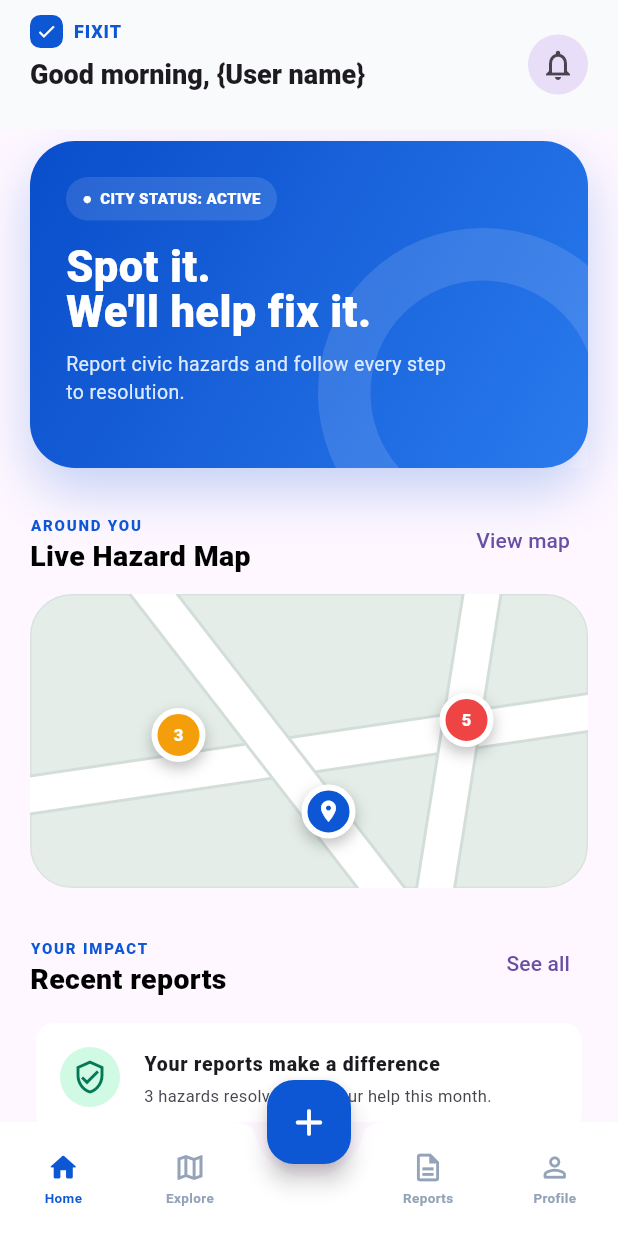
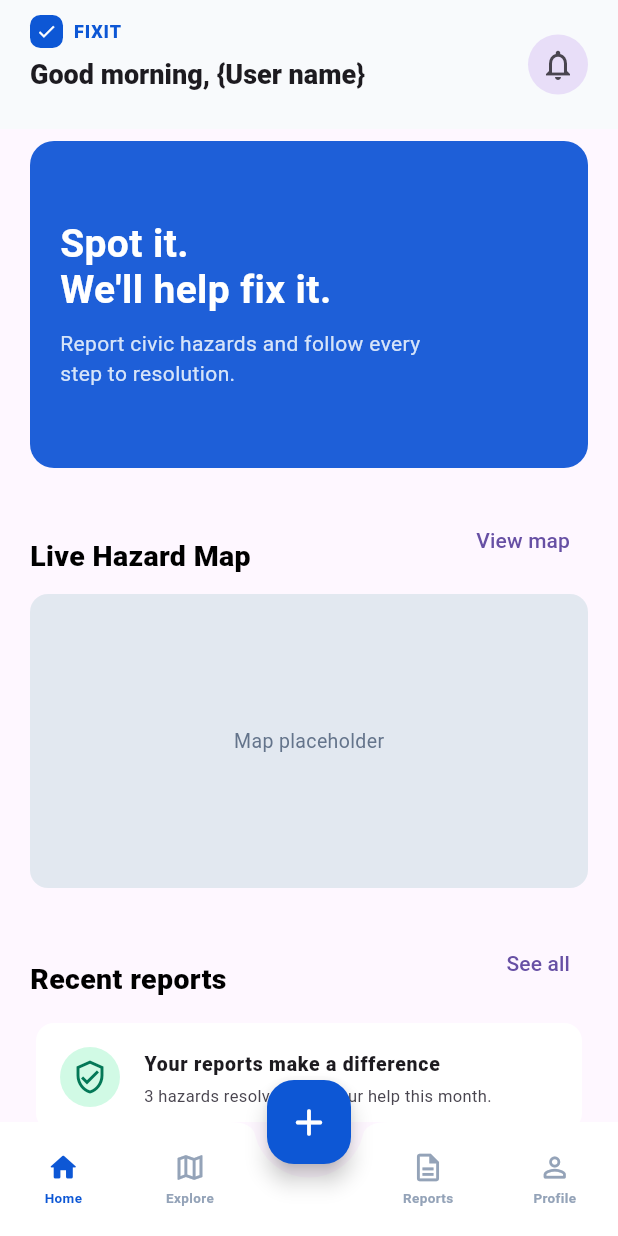
Before and after one commit to AkshayaG22/Mini-Project-SE, a Flutter app: the FixItShell screen opened directly, on a phone screen of 412 x 824 dp. Run offline on Flutter 3.47's test engine with Material 3 defaults, Android fonts, the phone set to English and light mode, and no system bars.

Commit message:
changed ui

```diff
--- a/lib/main.dart
+++ b/lib/main.dart
@@ -1,7 +1,59 @@
+import 'package:flutter/material.dart';
+import 'screens/login_screen.dart';
+import 'screens/create_acc.dart';
+import 'screens/fixit_appbar.dart'; //to import the outer layouts
+
+void main() {
+  runApp(const MyApp());
+}
+
+class MyApp extends StatelessWidget {
+  const MyApp({super.key});
+
+  @override
+  Widget build(BuildContext context) {
+    return MaterialApp(
+      debugShowCheckedModeBanner: false,
+      title: 'FixIt',
+      theme: ThemeData(primarySwatch: Colors.blue),
+      home: Builder(
+        builder: (context) {
+          return LoginScreen(
+            onSignedIn: () {
+              //After login go to the outer shell instead of Homescreen uuuuuuuuuuuuuuuuu
+              Navigator.pushReplacement(
+                context,
+                MaterialPageRoute(builder: (_) => const FixItShell()),
+              );
+            },
+            onCreateAccount: () {
+              Navigator.push(
+                context,
+                MaterialPageRoute(
+                  builder: (_) => CreateAccountScreen(
+                    onAccountCreated: () {
+                      //After account creation also go to the outer layout
+                      Navigator.pushReplacement(
+                        context,
+                        MaterialPageRoute(builder: (_) => const FixItShell()),
+                      );
+                    },
+                    onBackToLogin: () {
+                      Navigator.pop(context);
+                    },
+                  ),
+                ),
+              );
+            },
+          );
+        },
+      ),
+    );
+  }
+}
+
 // import 'package:flutter/material.dart';
-// import 'screens/login_screen.dart';
-// import 'screens/create_acc.dart';
-// import 'screens/fixit_appbar.dart'; //to import the outer layouts
+// import 'screens/fixit_appbar.dart'; // contains FixItShell
 
 // void main() {
 //   runApp(const MyApp());
@@ -15,59 +67,8 @@
 //     return MaterialApp(
 //       title: 'FixIt',
 //       theme: ThemeData(primarySwatch: Colors.blue),
-//       home: Builder(
-//         builder: (context) {
-//           return LoginScreen(
-//             onSignedIn: () {
-//               //After login go to the outer shell instead of Homescreen uuuuuuuuuuuuuuuuu
-//               Navigator.pushReplacement(
-//                 context,
-//                 MaterialPageRoute(builder: (_) => const FixItShell()),
-//               );
-//             },
-//             onCreateAccount: () {
-//               Navigator.push(
-//                 context,
-//                 MaterialPageRoute(
-//                   builder: (_) => CreateAccountScreen(
-//                     onAccountCreated: () {
-//                       //After account creation also go to the outer layout
-//                       Navigator.pushReplacement(
-//                         context,
-//                         MaterialPageRoute(builder: (_) => const FixItShell()),
-//                       );
-//                     },
-//                     onBackToLogin: () {
-//                       Navigator.pop(context);
-//                     },
-//                   ),
-//                 ),
-//               );
-//             },
-//           );
-//         },
-//       ),
+//       // 👇 Skip login, go straight to shell
+//       home: const FixItShell(),
 //     );
 //   }
 // }
-
-import 'package:flutter/material.dart';
-import 'screens/fixit_appbar.dart'; // contains FixItShell
-
-void main() {
-  runApp(const MyApp());
-}
-
-class MyApp extends StatelessWidget {
-  const MyApp({super.key});
-
-  @override
-  Widget build(BuildContext context) {
-    return MaterialApp(
-      title: 'FixIt',
-      theme: ThemeData(primarySwatch: Colors.blue),
-      // 👇 Skip login, go straight to shell
-      home: const FixItShell(),
-    );
-  }
-}
--- a/lib/screens/fixit_appbar.dart
+++ b/lib/screens/fixit_appbar.dart
@@ -102,7 +102,7 @@ class _FixItShellState extends State<FixItShell> {
     //       showDragHandle: true,
     //       backgroundColor: canvas,
     //       builder: (_) {
-    //         // 👇 You must return a widget here
+    //         // pls You must return a widget here
     //         return Container(
     //           padding: const EdgeInsets.all(20),
     //           child: const Text(
--- a/lib/screens/homescreen.dart
+++ b/lib/screens/homescreen.dart
@@ -12,12 +12,12 @@ class Homescreen extends StatelessWidget {
       children: [
         const Herocard(),
         const SizedBox(height: 24),
-        const SectionHeader(eyebrow: "AROUND YOU", title: "Live Hazard Map", action: "View map"),
+        const SectionHeader(eyebrow: "", title: "Live Hazard Map", action: "View map"),
         const SizedBox(height: 12),
         const HazardMap(height: 196),
         const SizedBox(height: 26),
         const SectionHeader(
-          eyebrow: "YOUR IMPACT",
+          eyebrow: "",
           title: "Recent reports",
           action: "See all",
         ),
@@ -36,56 +36,23 @@ class Herocard extends StatelessWidget {
     return Container(
       height: 218,
       decoration: BoxDecoration(
-        borderRadius: BorderRadius.circular(30),
-        gradient: const LinearGradient(
-          colors: [Color(0xFF094DCA), Color(0xFF2A7AED)],
-          begin: Alignment.topLeft,
-          end: Alignment.bottomRight,
-        ),
-        boxShadow: const [
-          BoxShadow(
-            color: Color(0x3D0D57D5),
-            blurRadius: 30,
-            offset: Offset(0, 15),
-          ),
-        ],
+        borderRadius: BorderRadius.circular(16),
+        color: const Color(0xFF1E5FD8),
       ),
       child: Stack(
         children: [
-          Positioned(
-            right: -40,
-            bottom: -60,
-            child: Container(
-              width: 220,
-              height:220,
-              decoration: BoxDecoration(
-                shape: BoxShape.circle,
-                border: Border.all(color: Colors.white12, width: 35),
-              ),
-            ),
-          ),
           Padding(
-            padding: const EdgeInsets.all(24),
+            padding: const EdgeInsets.all(20),
             child: Column(
               crossAxisAlignment: CrossAxisAlignment.start,
               children: [
-                Container(
-                  padding: const EdgeInsets.symmetric(
-                    horizontal: 11,
-                    vertical: 7,
-                  ),
-                  decoration: BoxDecoration(
-                    color: Colors.white12,
-                    borderRadius: BorderRadius.circular(50),
-                  ),
-                  child: const Text(
-                    "●  CITY STATUS: ACTIVE",
-                    style: TextStyle(
-                      color: Colors.white,
-                      fontSize: 10,
-                      fontWeight: FontWeight.w800,
-                      decoration: TextDecoration.none,
-                    ),
+                const Text(
+                  "",
+                  style: TextStyle(
+                    color: Color(0xFFBFD6F7),
+                    fontSize: 12,
+                    fontWeight: FontWeight.w500,
+                    decoration: TextDecoration.none,
                   ),
                 ),
                 const SizedBox(height: 16),
@@ -93,9 +60,9 @@ class Herocard extends StatelessWidget {
                   "Spot it.\nWe'll help fix it.",
                   style: TextStyle(
                     color: Colors.white,
-                    fontSize: 29,
-                    height: 1.04,
-                    fontWeight: FontWeight.w900,
+                    fontSize: 26,
+                    height: 1.2,
+                    fontWeight: FontWeight.w600,
                     decoration: TextDecoration.none,
                   ),
                 ),
@@ -105,9 +72,9 @@ class Herocard extends StatelessWidget {
                   child: Text(
                     "Report civic hazards and follow every step to resolution.",
                     style: TextStyle(
-                      color: Color(0xFFDBEAFE),
-                      fontSize: 13,
-                      height: 1.45,
+                      color: Color(0xFFD6E4F9),
+                      fontSize: 14,
+                      height: 1.4,
                       decoration: TextDecoration.none,
                     ),
                   ),
@@ -116,7 +83,7 @@ class Herocard extends StatelessWidget {
             ),
           ),
         ],
-      )
+      ),
     );
   }
 }
--- a/lib/widgets/fixit_widgets.dart
+++ b/lib/widgets/fixit_widgets.dart
@@ -10,6 +10,35 @@ const drainPhoto =
     "https://images.unsplash.com/photo-1789018944661-3592583cee58?crop=entropy&cs=tinysrgb&fit=crop&fm=jpg&q=80&w=700";
 
 //temperory drawing the map!
+// class HazardMap extends StatelessWidget {
+//   const HazardMap({required this.height, this.expanded = false, super.key});
+//   final double height;
+//   final bool expanded;
+
+//   @override
+//   Widget build(BuildContext context) {
+//     return Container(
+//       height: height,
+//       clipBehavior: Clip.antiAlias,
+//       decoration: BoxDecoration(
+//         color: const Color(0xFFE4EDE8),
+//         borderRadius: BorderRadius.circular(28),
+//         border: Border.all(color: const Color(0xFFD9E3DE)),
+//       ),
+//       child: CustomPaint(
+//         painter: MapPainter(),
+//         child: Stack(
+//           children: [
+//             const Positioned(left: 80, top: 75, child: MapPin(color: Color(0xFFF59E0B), label: "3")),
+//             Positioned(right: 62, top: expanded ? 170 : 65, child: const MapPin(color: Color(0xFFEF4444), label: "5")),
+//             Positioned(left: 180, bottom: expanded ? 110 : 32, child: const MapPin(color: blue, icon: Icons.location_on)),
+//             if (expanded) const Positioned(left: 48, bottom: 115, child: MapPin(color: Color(0xFFF59E0B), label: "2")),
+//           ],
+//         ),
+//       ),
+//     );
+//   }
+// }
 class HazardMap extends StatelessWidget {
   const HazardMap({required this.height, this.expanded = false, super.key});
   final double height;
@@ -19,21 +48,17 @@ class HazardMap extends StatelessWidget {
   Widget build(BuildContext context) {
     return Container(
       height: height,
-      clipBehavior: Clip.antiAlias,
+      alignment: Alignment.center,
       decoration: BoxDecoration(
-        color: const Color(0xFFE4EDE8),
-        borderRadius: BorderRadius.circular(28),
-        border: Border.all(color: const Color(0xFFD9E3DE)),
+        color: const Color(0xFFE2E8F0),
+        borderRadius: BorderRadius.circular(12),
       ),
-      child: CustomPaint(
-        painter: MapPainter(),
-        child: Stack(
-          children: [
-            const Positioned(left: 80, top: 75, child: MapPin(color: Color(0xFFF59E0B), label: "3")),
-            Positioned(right: 62, top: expanded ? 170 : 65, child: const MapPin(color: Color(0xFFEF4444), label: "5")),
-            Positioned(left: 180, bottom: expanded ? 110 : 32, child: const MapPin(color: blue, icon: Icons.location_on)),
-            if (expanded) const Positioned(left: 48, bottom: 115, child: MapPin(color: Color(0xFFF59E0B), label: "2")),
-          ],
+      child: const Text(
+        "Map placeholder",
+        style: TextStyle(
+          color: Color(0xFF64748B),
+          fontSize: 13,
+          decoration: TextDecoration.none,
         ),
       ),
     );
```
